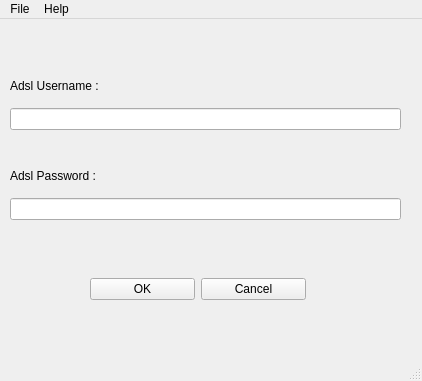
Before: the Qt Designer form staj-projeleri/puma/ui/mainwindow.ui in pars-linux/uludag, drawn with Qt 5.
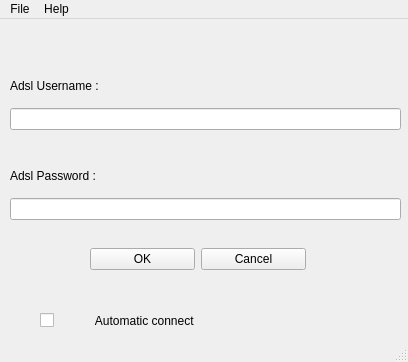
After: the same form once the commit is applied. Icons and pictures are not drawn.

Commit message: add automatic connect feature vol 1

```diff
--- a/staj-projeleri/puma/ui/mainwindow.ui
+++ b/staj-projeleri/puma/ui/mainwindow.ui
@@ -6,8 +6,8 @@
    <rect>
     <x>0</x>
     <y>0</y>
-    <width>422</width>
-    <height>381</height>
+    <width>408</width>
+    <height>362</height>
    </rect>
   </property>
   <property name="windowTitle">
@@ -66,7 +66,7 @@
     <property name="geometry">
      <rect>
       <x>90</x>
-      <y>250</y>
+      <y>220</y>
       <width>216</width>
       <height>41</height>
      </rect>
@@ -92,14 +92,27 @@
      </item>
     </layout>
    </widget>
+   <widget class="QCheckBox" name="checkBox">
+    <property name="geometry">
+     <rect>
+      <x>40</x>
+      <y>290</y>
+      <width>261</width>
+      <height>23</height>
+     </rect>
+    </property>
+    <property name="text">
+     <string>           Automatic connect</string>
+    </property>
+   </widget>
   </widget>
   <widget class="QMenuBar" name="menubar">
    <property name="geometry">
     <rect>
      <x>0</x>
      <y>0</y>
-     <width>422</width>
-     <height>24</height>
+     <width>408</width>
+     <height>23</height>
     </rect>
    </property>
    <widget class="QMenu" name="menuFile">
```
The commit also changes 1 other file.
